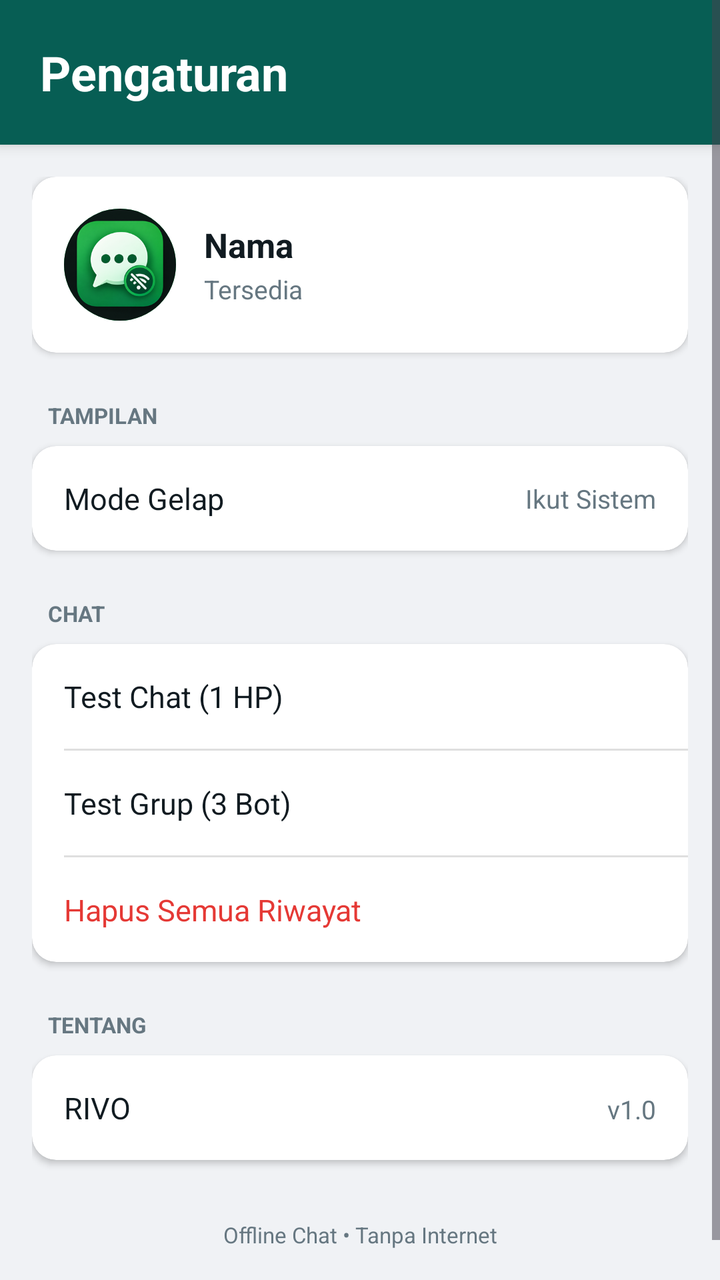
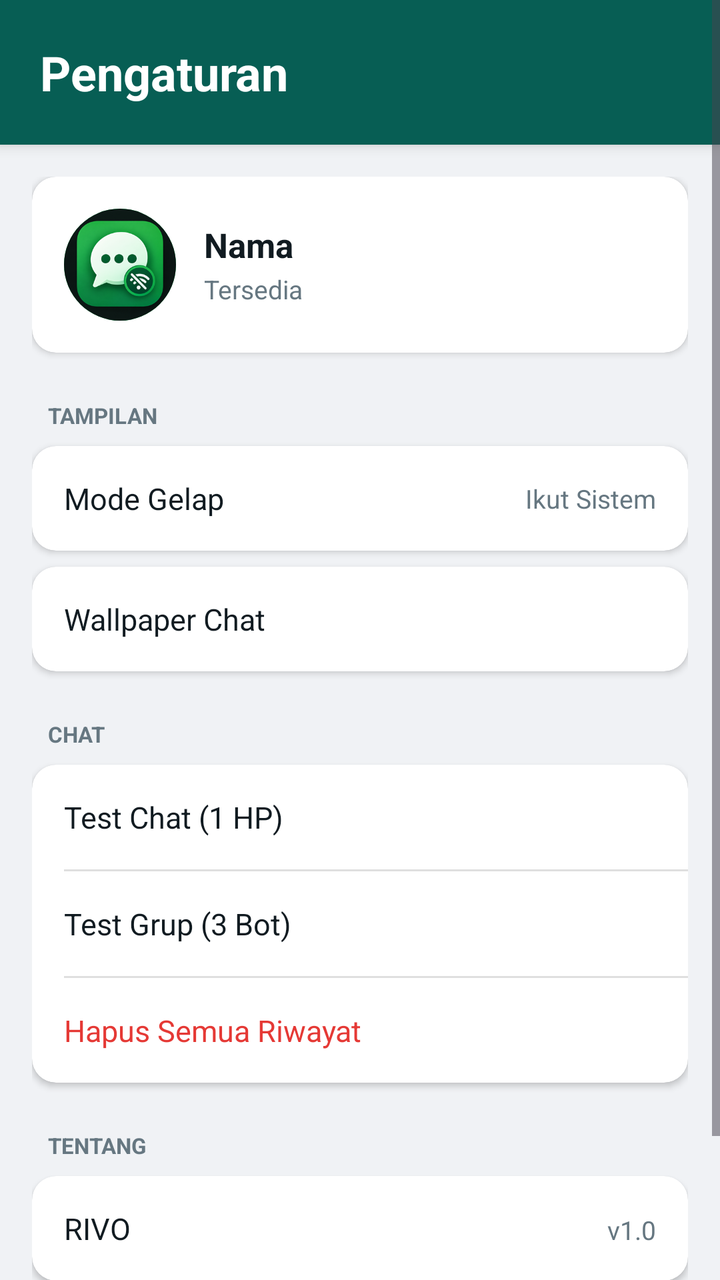

Before-and-after screenshots of an Android layout around one commit, followed by the original layout XML and the change that was made.
<!-- AndroidManifest.xml: application theme Theme.Material3.DayNight.NoActionBar -->
<!-- res/layout/activity_setting.xml -->
<?xml version="1.0" encoding="utf-8"?>
<ScrollView xmlns:android="http://schemas.android.com/apk/res/android"
    xmlns:app="http://schemas.android.com/apk/res-auto"
    android:layout_width="match_parent"
    android:layout_height="match_parent"
    android:background="@color/home_bg">

<LinearLayout
    android:layout_width="match_parent"
    android:layout_height="wrap_content"
    android:orientation="vertical">

    <LinearLayout
        android:layout_width="match_parent"
        android:layout_height="wrap_content"
        android:background="@drawable/header_bg"
        android:orientation="vertical"
        android:padding="20dp"
        android:elevation="4dp">

        <TextView
            android:layout_width="match_parent"
            android:layout_height="wrap_content"
            android:text="Pengaturan"
            android:textColor="#FFFFFF"
            android:textSize="24sp"
            android:textStyle="bold" />
    </LinearLayout>

    <LinearLayout
        android:layout_width="match_parent"
        android:layout_height="wrap_content"
        android:orientation="vertical"
        android:padding="16dp">

        <androidx.cardview.widget.CardView
            android:id="@+id/cardName"
            android:layout_width="match_parent"
            android:layout_height="wrap_content"
            app:cardCornerRadius="12dp"
            app:cardElevation="2dp"
            android:clickable="true"
            android:focusable="true"
            android:foreground="?android:attr/selectableItemBackground">

            <LinearLayout
                android:layout_width="match_parent"
                android:layout_height="wrap_content"
                android:orientation="horizontal"
                android:padding="16dp"
                android:gravity="center_vertical">

                
                <androidx.cardview.widget.CardView
                    android:layout_width="56dp"
                    android:layout_height="56dp"
                    app:cardCornerRadius="28dp"
                    app:cardElevation="0dp">

                    <ImageView
                        android:id="@+id/settingAvatar"
                        android:layout_width="match_parent"
                        android:layout_height="match_parent"
                        android:src="@drawable/splash_logo"
                        android:background="@color/brand_accent"
                        android:scaleType="centerCrop" />
                </androidx.cardview.widget.CardView>

                <LinearLayout
                    android:layout_width="0dp"
                    android:layout_height="wrap_content"
                    android:layout_weight="1"
                    android:orientation="vertical"
                    android:paddingStart="14dp">

                    <TextView
                        android:id="@+id/settingName"
                        android:layout_width="match_parent"
                        android:layout_height="wrap_content"
                        android:text="Nama"
                        android:textSize="17sp"
                        android:textStyle="bold"
                        android:textColor="@color/text_primary" />

                    <TextView
                        android:id="@+id/settingStatus"
                        android:layout_width="match_parent"
                        android:layout_height="wrap_content"
                        android:text="Tersedia"
                        android:textSize="13sp"
                        android:textColor="@color/text_secondary"
                        android:paddingTop="2dp" />
                </LinearLayout>
            </LinearLayout>
        </androidx.cardview.widget.CardView>

        <TextView
            android:layout_width="match_parent"
            android:layout_height="wrap_content"
            android:text="TAMPILAN"
            android:textSize="11sp"
            android:textStyle="bold"
            android:textColor="@color/text_secondary"
            android:paddingTop="24dp"
            android:paddingBottom="8dp"
            android:paddingStart="8dp" />

        <androidx.cardview.widget.CardView
            android:layout_width="match_parent"
            android:layout_height="wrap_content"
            app:cardCornerRadius="12dp"
            app:cardElevation="2dp">

            <LinearLayout
                android:id="@+id/rowDarkMode"
                android:layout_width="match_parent"
                android:layout_height="wrap_content"
                android:orientation="horizontal"
                android:padding="16dp"
                android:gravity="center_vertical"
                android:background="?android:attr/selectableItemBackground"
                android:clickable="true"
                android:focusable="true">

                <TextView
                    android:layout_width="0dp"
                    android:layout_height="wrap_content"
                    android:layout_weight="1"
                    android:text="Mode Gelap"
                    android:textSize="15sp"
                    android:textColor="@color/text_primary" />

                <TextView
                    android:id="@+id/darkModeValue"
                    android:layout_width="wrap_content"
                    android:layout_height="wrap_content"
                    android:text="Ikut Sistem"
                    android:textSize="13sp"
                    android:textColor="@color/text_secondary" />
            </LinearLayout>
        </androidx.cardview.widget.CardView>

        <TextView
            android:layout_width="match_parent"
            android:layout_height="wrap_content"
            android:text="CHAT"
            android:textSize="11sp"
            android:textStyle="bold"
            android:textColor="@color/text_secondary"
            android:paddingTop="24dp"
            android:paddingBottom="8dp"
            android:paddingStart="8dp" />

        <androidx.cardview.widget.CardView
            android:layout_width="match_parent"
            android:layout_height="wrap_content"
            app:cardCornerRadius="12dp"
            app:cardElevation="2dp">

            <LinearLayout
                android:layout_width="match_parent"
                android:layout_height="wrap_content"
                android:orientation="vertical">

                <LinearLayout
                    android:id="@+id/rowTestChat"
                    android:layout_width="match_parent"
                    android:layout_height="wrap_content"
                    android:orientation="horizontal"
                    android:padding="16dp"
                    android:background="?android:attr/selectableItemBackground"
                    android:clickable="true"
                    android:focusable="true">

                    <TextView
                        android:layout_width="match_parent"
                        android:layout_height="wrap_content"
                        android:text="Test Chat (1 HP)"
                        android:textSize="15sp"
                        android:textColor="@color/text_primary" />
                </LinearLayout>

                <View
                    android:layout_width="match_parent"
                    android:layout_height="1dp"
                    android:background="#20000000"
                    android:layout_marginStart="16dp" />

                <LinearLayout
                    android:id="@+id/rowTestGroup"
                    android:layout_width="match_parent"
                    android:layout_height="wrap_content"
                    android:orientation="horizontal"
                    android:padding="16dp"
                    android:background="?android:attr/selectableItemBackground"
                    android:clickable="true"
                    android:focusable="true">

                    <TextView
                        android:layout_width="match_parent"
                        android:layout_height="wrap_content"
                        android:text="Test Grup (3 Bot)"
                        android:textSize="15sp"
                        android:textColor="@color/text_primary" />
                </LinearLayout>

                <View
                    android:layout_width="match_parent"
                    android:layout_height="1dp"
                    android:background="#20000000"
                    android:layout_marginStart="16dp" />

                <LinearLayout
                    android:id="@+id/rowClearAll"
                    android:layout_width="match_parent"
                    android:layout_height="wrap_content"
                    android:orientation="horizontal"
                    android:padding="16dp"
                    android:background="?android:attr/selectableItemBackground"
                    android:clickable="true"
                    android:focusable="true">

                    <TextView
                        android:layout_width="match_parent"
                        android:layout_height="wrap_content"
                        android:text="Hapus Semua Riwayat"
                        android:textSize="15sp"
                        android:textColor="#E53935" />
                </LinearLayout>
            </LinearLayout>
        </androidx.cardview.widget.CardView>

        <TextView
            android:layout_width="match_parent"
            android:layout_height="wrap_content"
            android:text="TENTANG"
            android:textSize="11sp"
            android:textStyle="bold"
            android:textColor="@color/text_secondary"
            android:paddingTop="24dp"
            android:paddingBottom="8dp"
            android:paddingStart="8dp" />

        <androidx.cardview.widget.CardView
            android:layout_width="match_parent"
            android:layout_height="wrap_content"
            app:cardCornerRadius="12dp"
            app:cardElevation="2dp">

            <LinearLayout
                android:id="@+id/rowAbout"
                android:layout_width="match_parent"
                android:layout_height="wrap_content"
                android:orientation="horizontal"
                android:padding="16dp"
                android:background="?android:attr/selectableItemBackground"
                android:clickable="true"
                android:focusable="true">

                <TextView
                    android:layout_width="0dp"
                    android:layout_height="wrap_content"
                    android:layout_weight="1"
                    android:text="RIVO"
                    android:textSize="15sp"
                    android:textColor="@color/text_primary" />

                <TextView
                    android:layout_width="wrap_content"
                    android:layout_height="wrap_content"
                    android:text="v1.0"
                    android:textSize="13sp"
                    android:textColor="@color/text_secondary" />
            </LinearLayout>
        </androidx.cardview.widget.CardView>

        <TextView
            android:layout_width="match_parent"
            android:layout_height="wrap_content"
            android:text="Offline Chat • Tanpa Internet"
            android:textAlignment="center"
            android:textSize="11sp"
            android:textColor="@color/text_secondary"
            android:paddingTop="30dp"
            android:paddingBottom="20dp" />
    </LinearLayout>
</LinearLayout>
</ScrollView>
<!-- resources referenced by this layout -->
<resources>
  <color name="brand_accent">#25D366</color>
  <color name="home_bg">#F0F2F5</color>
  <color name="text_primary">#111B21</color>
  <color name="text_secondary">#667781</color>
  <!-- drawable header_bg (drawable) -->
  <?xml version="1.0" encoding="utf-8"?>
  <shape xmlns:android="http://schemas.android.com/apk/res/android"
      android:shape="rectangle">
      <solid android:color="@color/brand_green" />
  </shape>
  <!-- drawable splash_logo: png bitmap (drawable, 55583 bytes) -->
  <color name="brand_green">#075E54</color>
</resources>

<!-- the commit's change to res/layout/activity_setting.xml (unified diff, before → after) -->
@@ -137,6 +137,32 @@
                     android:text="Ikut Sistem"
                     android:textSize="13sp"
                     android:textColor="@color/text_secondary" />
+            </LinearLayout>
+        </androidx.cardview.widget.CardView>
+
+        <androidx.cardview.widget.CardView
+            android:layout_width="match_parent"
+            android:layout_height="wrap_content"
+            app:cardCornerRadius="12dp"
+            app:cardElevation="2dp"
+            android:layout_marginTop="8dp">
+
+            <LinearLayout
+                android:id="@+id/rowWallpaper"
+                android:layout_width="match_parent"
+                android:layout_height="wrap_content"
+                android:orientation="horizontal"
+                android:padding="16dp"
+                android:background="?android:attr/selectableItemBackground"
+                android:clickable="true"
+                android:focusable="true">
+
+                <TextView
+                    android:layout_width="match_parent"
+                    android:layout_height="wrap_content"
+                    android:text="Wallpaper Chat"
+                    android:textSize="15sp"
+                    android:textColor="@color/text_primary" />
             </LinearLayout>
         </androidx.cardview.widget.CardView>
 
